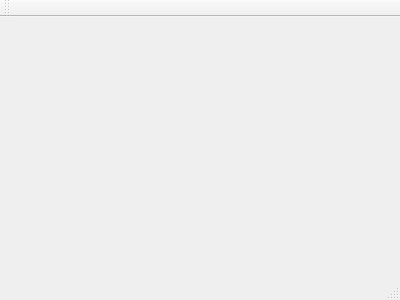
851896022/ETR290Test, file mainwindow.ui: the form before one commit.
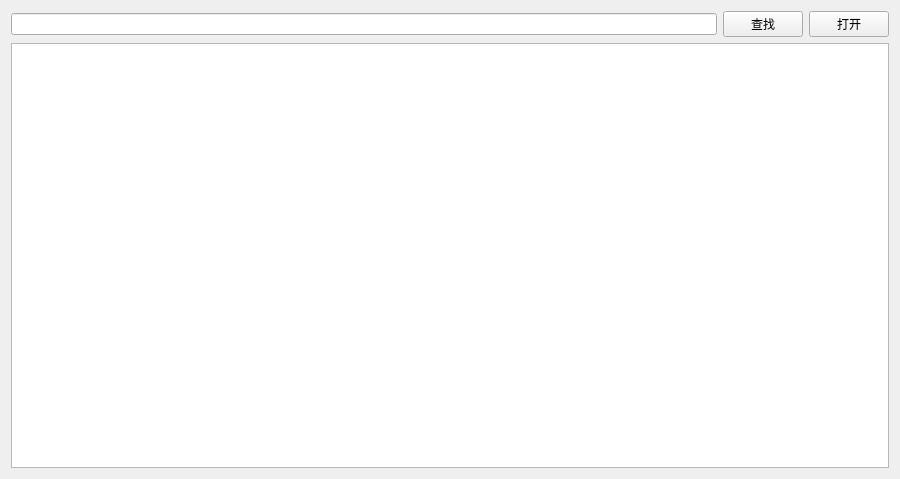
The form after the commit.

The edit to the form file:
```diff
--- a/mainwindow.ui
+++ b/mainwindow.ui
@@ -1,24 +1,47 @@
 <ui version="4.0">
  <class>MainWindow</class>
- <widget class="QMainWindow" name="MainWindow" >
-  <property name="geometry" >
+ <widget class="QMainWindow" name="MainWindow">
+  <property name="geometry">
    <rect>
     <x>0</x>
     <y>0</y>
-    <width>400</width>
-    <height>300</height>
+    <width>900</width>
+    <height>479</height>
    </rect>
   </property>
   <property name="windowTitle" >
    <string>MainWindow</string>
   </property>
-  <widget class="QMenuBar" name="menuBar" />
-  <widget class="QToolBar" name="mainToolBar" />
-  <widget class="QWidget" name="centralWidget" />
-  <widget class="QStatusBar" name="statusBar" />
+  <widget class="QWidget" name="centralWidget">
+   <layout class="QVBoxLayout" name="verticalLayout">
+    <item>
+     <layout class="QHBoxLayout" name="horizontalLayout">
+      <item>
+       <widget class="QLineEdit" name="lineEdit"/>
+      </item>
+      <item>
+       <widget class="QPushButton" name="pushButton">
+        <property name="text">
+         <string>查找</string>
+        </property>
+       </widget>
+      </item>
+      <item>
+       <widget class="QPushButton" name="pushButton_2">
+        <property name="text">
+         <string>打开</string>
+        </property>
+       </widget>
+      </item>
+     </layout>
+    </item>
+    <item>
+     <widget class="QListWidget" name="listWidget"/>
+    </item>
+   </layout>
+  </widget>
  </widget>
- <layoutDefault spacing="6" margin="11" />
- <pixmapfunction></pixmapfunction>
+ <layoutdefault spacing="6" margin="11"/>
  <resources/>
  <connections/>
 </ui>
```
Left out of the diff: 3 changed lines with no effect on the pictures.
